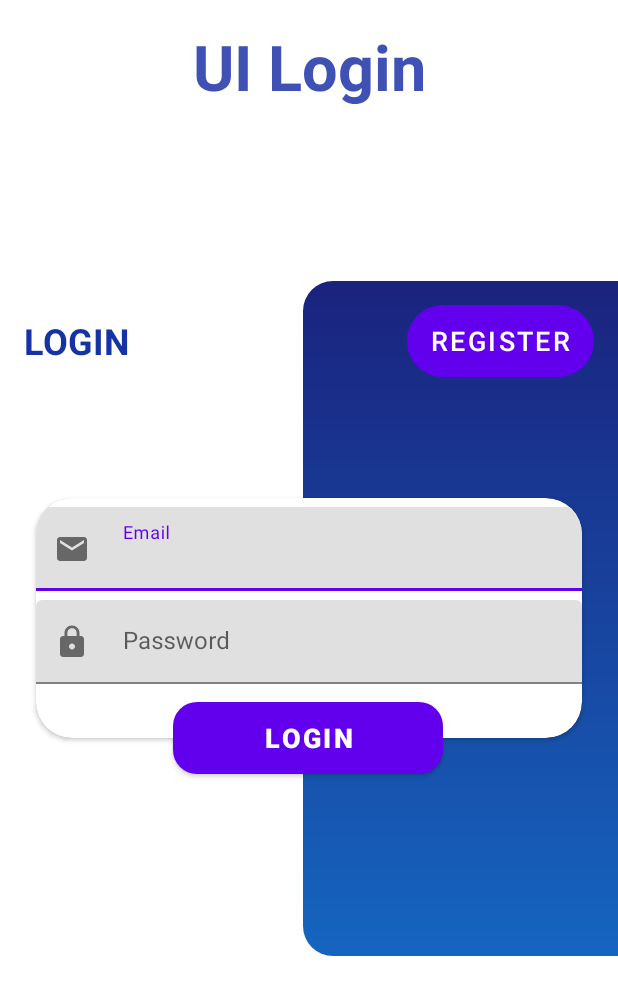
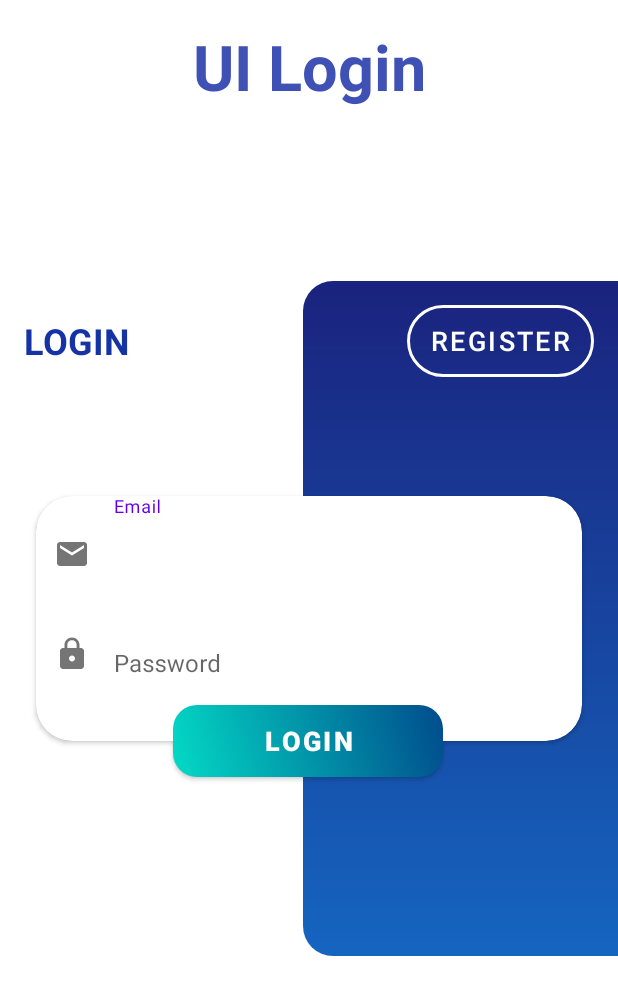
Before and after one commit to husen-hn/LogUI, an Android app: the screen it shows after launch (MainActivity), on a phone screen of 412 x 824 dp. Shown: the top 995 px of the screen. Run offline under Robolectric (Android 15) with nearby library versions, the phone set to English and light mode, and no system bars.

Commit message:
Login UI

```diff
--- a/app/src/main/res/drawable/login_btn_bg.xml
+++ b/app/src/main/res/drawable/login_btn_bg.xml
@@ -5,7 +5,7 @@
 
     <gradient
         android:startColor="#FF03DAC5"
-        android:endColor="#FF6200EE"
+        android:endColor="#004c8c"
         android:angle="45"/>
 
     <corners android:radius="16dp"/>
--- a/app/src/main/res/layout/activity_main.xml
+++ b/app/src/main/res/layout/activity_main.xml
@@ -7,12 +7,13 @@
     android:layout_height="match_parent"
     tools:context=".MainActivity">
 
+<!--    UI Login-->
     <TextView
         android:id="@+id/textView"
         android:layout_width="wrap_content"
         android:layout_height="wrap_content"
         android:layout_marginTop="16dp"
-        android:text="UI Login"
+        android:text="@string/ui_login"
         android:textColor="#3F51B5"
         android:textSize="42sp"
         android:textStyle="bold"
@@ -20,6 +21,7 @@
         app:layout_constraintRight_toRightOf="parent"
         app:layout_constraintTop_toTopOf="parent" />
 
+<!--    gradient box-->
     <View
         android:id="@+id/view"
         android:layout_width="210dp"
@@ -41,15 +43,17 @@
         app:layout_constraintStart_toStartOf="parent"
         app:layout_constraintTop_toTopOf="@+id/view">
 
+<!--        register btn-->
         <Button
-            android:id="@+id/button2"
+            android:id="@+id/buttn2"
             android:layout_width="wrap_content"
             android:layout_height="wrap_content"
             android:layout_alignParentEnd="true"
+            app:backgroundTint="@null"
             android:background="@drawable/btn_top"
             android:paddingStart="16dp"
             android:paddingEnd="16dp"
-            android:text="Register"
+            android:text="@string/register"
             android:textColor="#FFFFFF"
             android:textSize="18sp" />
 
@@ -58,7 +62,7 @@
             android:layout_width="wrap_content"
             android:layout_height="wrap_content"
             android:layout_centerVertical="true"
-            android:text="LOGIN"
+            android:text="@string/login_upper_case"
             android:textColor="#1533A4"
             android:textSize="24sp"
             android:textStyle="bold" />
@@ -81,51 +85,56 @@
             android:layout_height="match_parent"
             android:orientation="vertical">
 
+            <!--            input text field-->
             <com.google.android.material.textfield.TextInputLayout
                 android:layout_width="match_parent"
-                android:layout_height="match_parent"
-                android:layout_marginTop="6dp"
-                app:startIconDrawable="@drawable/ic_email">
+                android:layout_height="wrap_content"
+                app:boxBackgroundMode="none"
+                app:startIconDrawable="@drawable/ic_email"
+                android:drawablePadding="6dp">
 
                 <com.google.android.material.textfield.TextInputEditText
-                    android:layout_width="match_parent"
-                    android:layout_height="wrap_content"
-                    android:drawablePadding="6dp"
-                    android:hint="Email"
+                    android:id="@+id/inputEditText1"
+                    android:hint="@string/email"
                     android:inputType="textEmailAddress"
                     android:paddingStart="6dp"
-                    android:paddingEnd="6dp" />
+                    android:paddingEnd="6dp"
+                    android:layout_width="match_parent"
+                    android:layout_height="wrap_content"/>
+
             </com.google.android.material.textfield.TextInputLayout>
 
+            <!--            input text field-->
             <com.google.android.material.textfield.TextInputLayout
                 android:layout_width="match_parent"
-                android:layout_height="match_parent"
-                app:boxStrokeColor="#FFFFFF"
-                app:startIconDrawable="@drawable/ic_lock">
+                android:layout_height="wrap_content"
+                app:boxBackgroundMode="none"
+                android:paddingBottom="30dp"
+                app:startIconDrawable="@drawable/ic_lock"
+                android:drawablePadding="6dp">
 
                 <com.google.android.material.textfield.TextInputEditText
+                    android:id="@+id/inputEditText2"
+                    android:hint="@string/password"
+                    android:inputType="textEmailAddress"
+                    android:paddingStart="6dp"
+                    android:paddingEnd="6dp"
                     android:layout_width="match_parent"
-                    android:layout_height="wrap_content"
-                    android:layout_marginTop="6dp"
-                    android:layout_marginBottom="36dp"
-                    android:drawableStart="@drawable/ic_lock"
-                    android:drawablePadding="6dp"
-                    android:hint="Password"
-                    android:inputType="textPassword"
-                    android:paddingStart="6dp"
-                    android:paddingEnd="6dp" />
+                    android:layout_height="wrap_content"/>
 
             </com.google.android.material.textfield.TextInputLayout>
         </LinearLayout>
 
     </androidx.cardview.widget.CardView>
 
+<!--    Login btn-->
     <Button
         android:id="@+id/button"
         android:layout_width="180dp"
         android:layout_height="wrap_content"
+        app:backgroundTint="@null"
         android:background="@drawable/login_btn_bg"
-        android:text="Login"
+        android:text="@string/login"
         android:textColor="@android:color/white"
         android:textSize="18sp"
         android:textStyle="bold"
--- a/app/src/main/res/values/strings.xml
+++ b/app/src/main/res/values/strings.xml
@@ -1,3 +1,9 @@
 <resources>
     <string name="app_name">LoginUI</string>
+    <string name="login">Login</string>
+    <string name="password">Password</string>
+    <string name="email">Email</string>
+    <string name="login_upper_case">LOGIN</string>
+    <string name="register">Register</string>
+    <string name="ui_login">UI Login</string>
 </resources>
```
